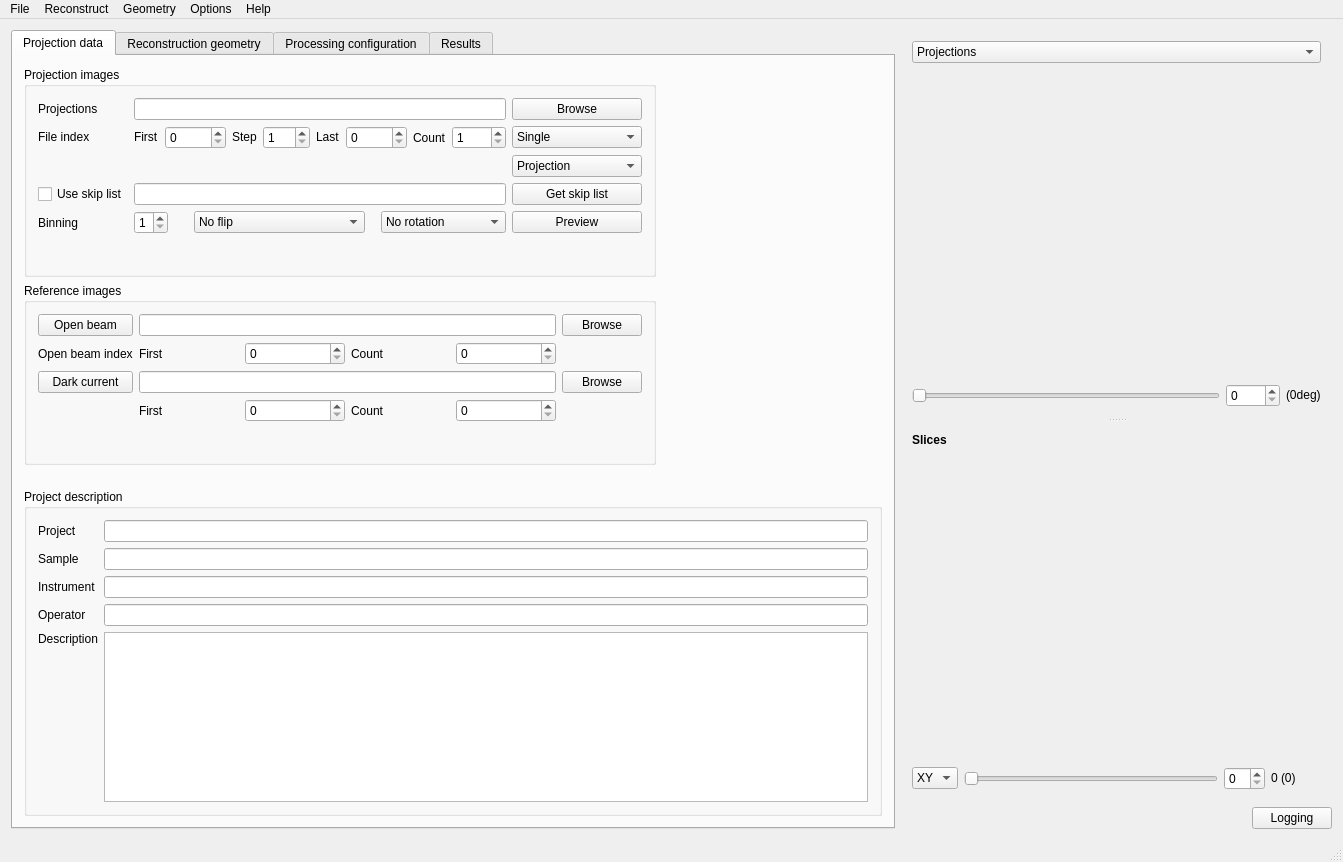
Before: the Qt Designer form applications/muhrec/src/muhrecmainwindow.ui in neutronimaging/imagingsuite, drawn with Qt 5.
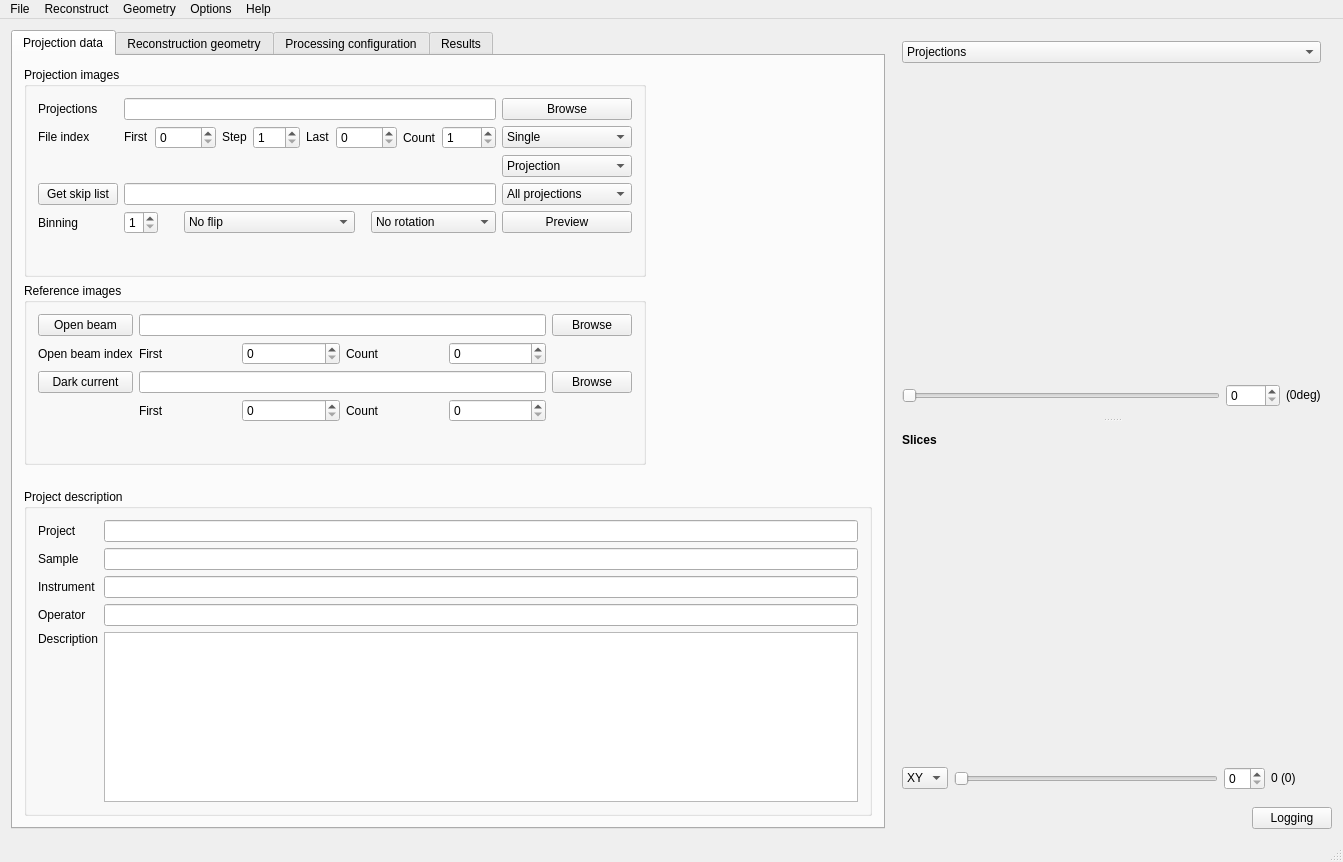
After: the same form once the commit is applied. Custom widgets are drawn as their Qt base class.

Commit message: Added skiplist to the muhrec GUI. The new enum seems to be handled correctly.

```diff
--- a/applications/muhrec/src/muhrecmainwindow.ui
+++ b/applications/muhrec/src/muhrecmainwindow.ui
@@ -153,22 +153,6 @@
                  </item>
                 </widget>
                </item>
-               <item row="4" column="8">
-                <widget class="QPushButton" name="buttonGetSkipList">
-                 <property name="toolTip">
-                  <string>Find the retake images in the projection data set</string>
-                 </property>
-                 <property name="whatsThis">
-                  <string/>
-                 </property>
-                 <property name="styleSheet">
-                  <string notr="true"/>
-                 </property>
-                 <property name="text">
-                  <string>Get skip list</string>
-                 </property>
-                </widget>
-               </item>
                <item row="5" column="7">
                 <widget class="QComboBox" name="comboRotateProjection">
                  <property name="toolTip">
@@ -444,16 +428,6 @@
                  </property>
                 </widget>
                </item>
-               <item row="4" column="0">
-                <widget class="QCheckBox" name="checkBoxUseSkipList">
-                 <property name="toolTip">
-                  <string>The skip list allows you sort out bad projections that were retaken but remained in the image sequence.</string>
-                 </property>
-                 <property name="text">
-                  <string>Use skip list</string>
-                 </property>
-                </widget>
-               </item>
                <item row="1" column="8">
                 <widget class="QComboBox" name="comboBox_projectionCominationMethod">
                  <property name="currentIndex">
@@ -496,6 +470,41 @@
                  </item>
                 </widget>
                </item>
+               <item row="4" column="0">
+                <widget class="QPushButton" name="buttonGetSkipList">
+                 <property name="toolTip">
+                  <string>Find the retake images in the projection data set</string>
+                 </property>
+                 <property name="whatsThis">
+                  <string/>
+                 </property>
+                 <property name="styleSheet">
+                  <string notr="true"/>
+                 </property>
+                 <property name="text">
+                  <string>Get skip list</string>
+                 </property>
+                </widget>
+               </item>
+               <item row="4" column="8">
+                <widget class="QComboBox" name="comboBox_skiplist">
+                 <item>
+                  <property name="text">
+                   <string>All projections</string>
+                  </property>
+                 </item>
+                 <item>
+                  <property name="text">
+                   <string>Skip projections</string>
+                  </property>
+                 </item>
+                 <item>
+                  <property name="text">
+                   <string>Drop projections</string>
+                  </property>
+                 </item>
+                </widget>
+               </item>
               </layout>
              </widget>
             </item>
```
Left out of the diff: 2 changed lines with no effect on the pictures. The commit also changes 2 other files.
